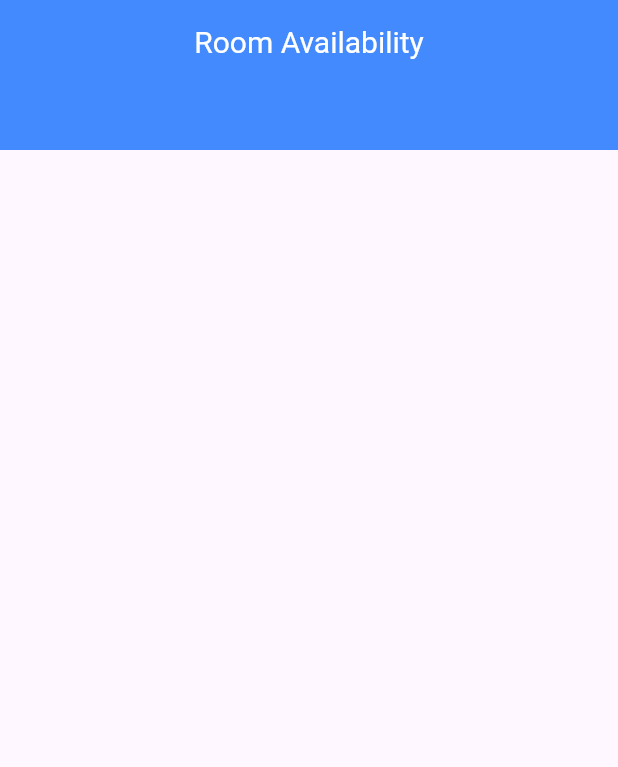
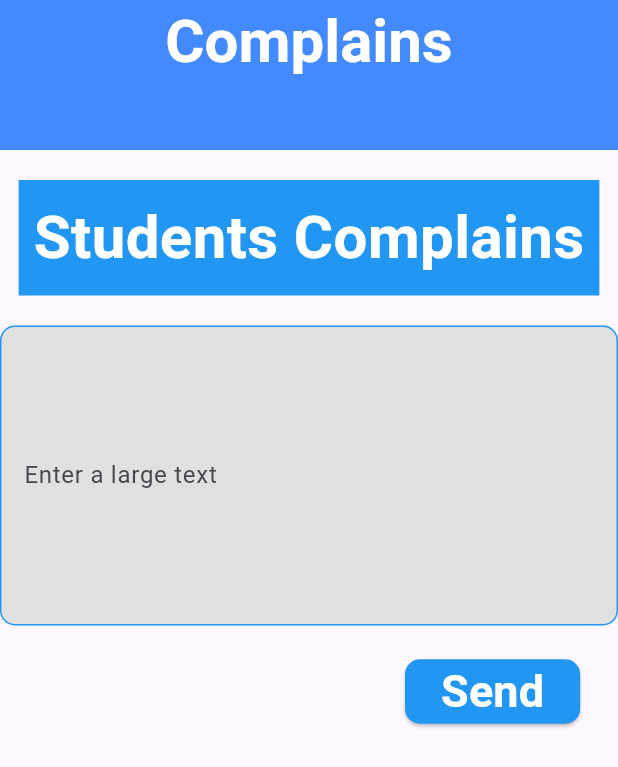
Before and after one commit to NaVindu0315/Hostel-Management-UI, a Flutter app: the Complainss screen opened directly, on a phone screen of 412 x 824 dp. Shown: the top 767 px of the screen. Run offline on Flutter 3.47's test engine with Material 3 defaults, Android fonts, the phone set to English and light mode, and no system bars; our stand-ins replace curved_navigation_bar; Roboto replaces fonts that are missing (RobotoMono).

Commit message:
complains page done

```diff
--- a/lib/screens/Complains.dart
+++ b/lib/screens/Complains.dart
@@ -28,14 +28,98 @@ class _ComplainssState extends State<Complainss> {
           backgroundColor: Colors.blueAccent,
           centerTitle: true,
           title: Text(
-            'Room Availability',
+            'Complains',
             style: TextStyle(
-              fontFamily: 'RobotoMono',
-              fontSize: 20,
-              color: Colors.white,
+                fontFamily: 'RobotoMono',
+                fontSize: 40,
+                color: Colors.white,
+                fontWeight: FontWeight.bold),
+          ),
+        ),
+      ),
+      body: Column(
+        children: [
+          SizedBox(
+            height: 20.0,
+          ),
+          Center(
+            child: Container(
+              decoration: BoxDecoration(
+                color: Colors.blue, // Set the background color to blue
+              ),
+              padding: const EdgeInsets.all(10), // Add some padding
+              child: Text(
+                'Students Complains', // The text to display
+                style: TextStyle(
+                    color: Colors.white, // Set the font color to white
+                    fontSize: 40,
+                    fontWeight: FontWeight.bold // Set the font size
+                    ),
+              ),
             ),
           ),
-        ),
+          SizedBox(
+            height: 20.0,
+          ),
+          Center(
+              child: TextFormField(
+            maxLines: 7, // Set the maximum number of lines
+            decoration: InputDecoration(
+              filled: true, // Set the background color
+              fillColor:
+                  Colors.grey[300], // Set the background color to ash color
+              border: OutlineInputBorder(
+                // Set the border
+                borderRadius:
+                    BorderRadius.circular(10), // Set the border radius
+                borderSide: BorderSide(
+                    color: Colors.blue), // Set the border color to blue
+              ),
+              enabledBorder: OutlineInputBorder(
+                // Set the enabled border
+                borderRadius:
+                    BorderRadius.circular(10), // Set the border radius
+                borderSide: BorderSide(
+                    color: Colors.blue), // Set the border color to blue
+              ),
+              focusedBorder: OutlineInputBorder(
+                // Set the focused border
+                borderRadius:
+                    BorderRadius.circular(10), // Set the border radius
+                borderSide: BorderSide(
+                    color: Colors.blue), // Set the border color to blue
+              ),
+              labelText: 'Enter a large text',
+            ),
+          )),
+          SizedBox(
+            height: 20.0,
+          ),
+          Row(
+            children: [
+              SizedBox(
+                width: 270.0,
+              ),
+              ElevatedButton(
+                style: ElevatedButton.styleFrom(
+                  primary: Colors.blue,
+                  onPrimary: Colors.white,
+                  shape: RoundedRectangleBorder(
+                    borderRadius: BorderRadius.circular(10), // border radius
+                  ),
+                ),
+                onPressed: () {
+                  // button press action
+                },
+                child: Text(
+                  'Send',
+                  style: TextStyle(fontSize: 30.0, fontWeight: FontWeight.bold),
+                ),
+              ),
+            ],
+          ),
+          Spacer(),
+        ],
       ),
     );
   }
```
